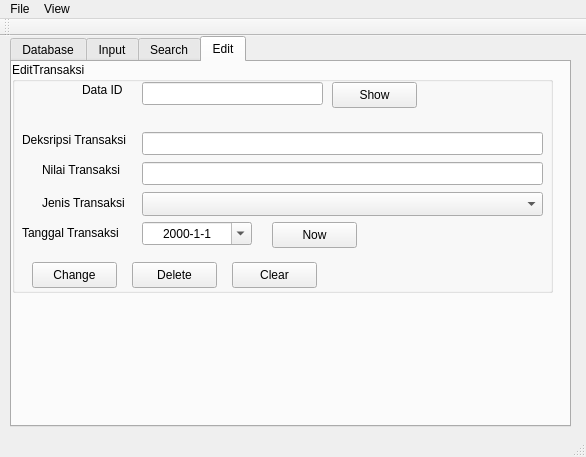
This is sap/sap.ui in mekatronik-achmadi/hilmi-app as Qt 5 draws it before an edit. The edited form follows.
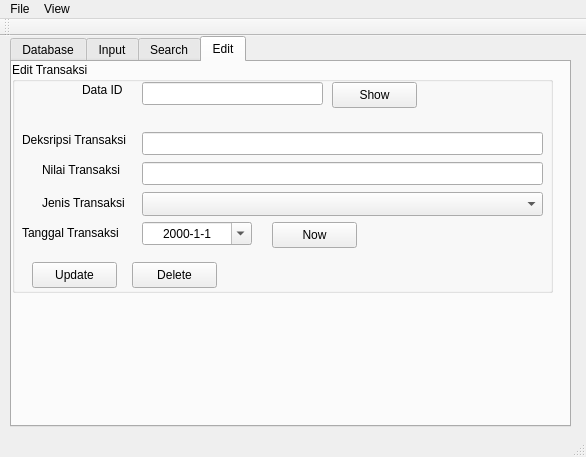
This is the edited form. The open tabs and pages were chosen to show the change.

Patch:
```diff
--- a/sap/sap.ui
+++ b/sap/sap.ui
@@ -706,7 +706,7 @@
        </rect>
       </property>
       <property name="title">
-       <string>EditTransaksi</string>
+       <string>Edit Transaksi</string>
       </property>
       <widget class="QLabel" name="label_7">
        <property name="geometry">
@@ -828,6 +828,9 @@
        </property>
       </widget>
       <widget class="QPushButton" name="btnEditChange">
+       <property name="enabled">
+        <bool>true</bool>
+       </property>
        <property name="geometry">
         <rect>
          <x>20</x>
@@ -837,20 +840,7 @@
         </rect>
        </property>
        <property name="text">
-        <string>Change</string>
-       </property>
-      </widget>
-      <widget class="QPushButton" name="btnEditClear">
-       <property name="geometry">
-        <rect>
-         <x>220</x>
-         <y>200</y>
-         <width>85</width>
-         <height>26</height>
-        </rect>
-       </property>
-       <property name="text">
-        <string>Clear</string>
+        <string>Update</string>
        </property>
       </widget>
       <widget class="QPushButton" name="btnEditNow">
```
Left out of the diff: 5 changed lines with no effect on the pictures.
